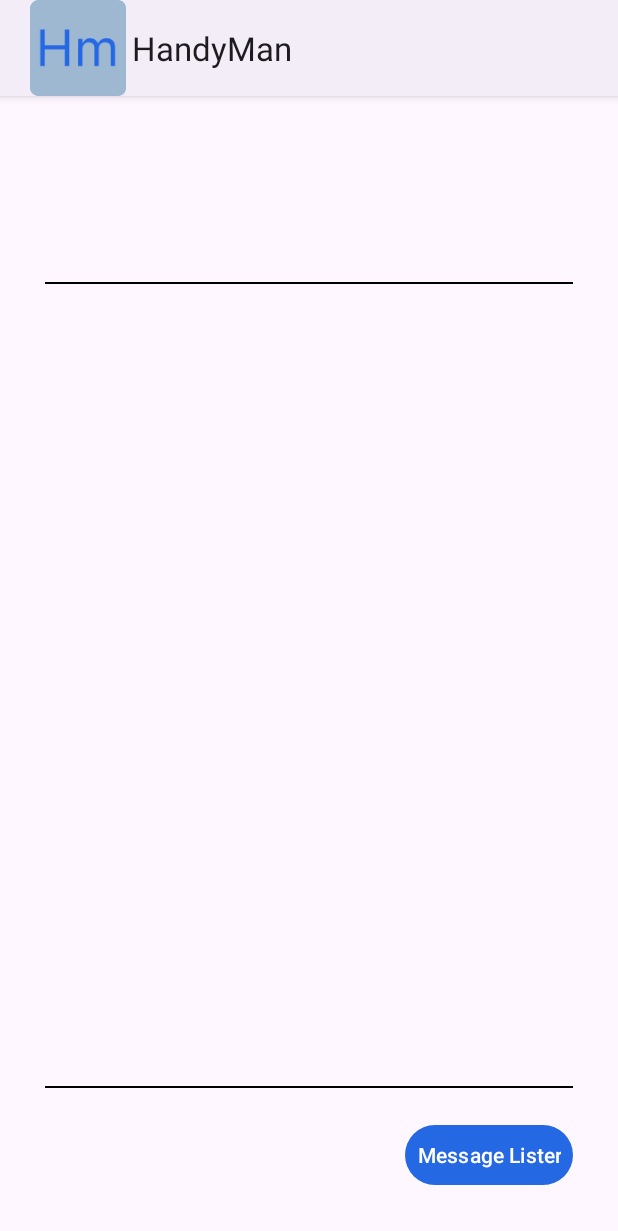
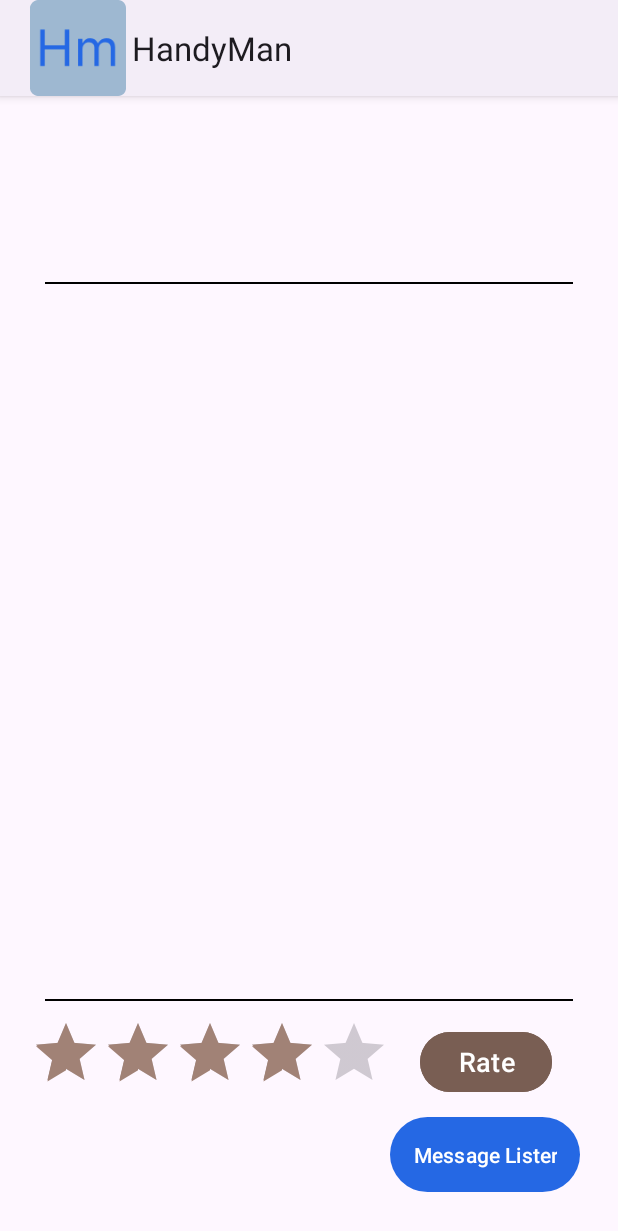
Before and after one commit to mgill1009/HandyManApp, an Android app: the JobActivity screen opened directly, with no data from a screen before it, on a phone screen of 412 x 824 dp. Shown: the top 1231 px of the screen. Run offline under Robolectric (Android 15) with nearby library versions, the phone set to English and light mode, and no system bars; our stand-ins replace Firebase (no records; nobody signed in at launch, a user with empty details on screens opened directly); 9 statements that could not run were skipped.

Commit message:
Implemened ratings - User can provide ratings for listings (expect for their own)

```diff
--- a/app/src/main/java/com/mg/handyman/Job.kt
+++ b/app/src/main/java/com/mg/handyman/Job.kt
@@ -13,5 +13,7 @@ data class Job(
     val description: String = "",
     val location: String = "Burnaby, BC",
     val pictureId: Int = R.drawable.job,
-    val uid: String = ""
+    val uid: String = "",
+    var rating: Double = 0.0,
+    var timesRated: Int = 0
 ): Parcelable
--- a/app/src/main/java/com/mg/handyman/JobActivity.kt
+++ b/app/src/main/java/com/mg/handyman/JobActivity.kt
@@ -9,10 +9,9 @@ import android.graphics.Color
 import android.os.Bundle
 import android.util.Log
 import android.view.Gravity
-import android.widget.Button
-import android.widget.LinearLayout
-import android.widget.TextView
+import android.widget.*
 import androidx.appcompat.app.AppCompatActivity
+import androidx.core.view.isVisible
 import com.google.firebase.auth.FirebaseAuth
 import com.google.firebase.auth.ktx.auth
 import com.google.firebase.firestore.ktx.firestore
@@ -31,11 +30,12 @@ class JobActivity : AppCompatActivity(), onDeleteListener {
     private lateinit var auth: FirebaseAuth
 
     private lateinit var lister: User
+    private lateinit var ratingBar: RatingBar
+    private lateinit var ratingButton: Button
     private val db = Firebase.firestore
 
     companion object{
         private const val TAG = "JobActivity"
-        val NAME_KEY = "NAME_KEY"
     }
 
     override fun onCreate(savedInstanceState: Bundle?) {
@@ -52,6 +52,8 @@ class JobActivity : AppCompatActivity(), onDeleteListener {
 
         Log.d(TAG, "Got ${model.title}")
 
+        ratingBar = findViewById(R.id.rating_bar)
+        ratingButton =  findViewById(R.id.rating_btn)
         titleTextView = findViewById(R.id.title_tv)
         descriptionTextView = findViewById(R.id.description_tv)
         infoTextView = findViewById(R.id.info_tv)
@@ -65,10 +67,34 @@ class JobActivity : AppCompatActivity(), onDeleteListener {
         serviceInfoTextView.text = serviceInfo
         descriptionTextView.text = model.description
 
-        // Hide the message lister button for user's own listings
+        ratingButton.setOnClickListener{
+            val numStars = ratingBar.rating
+            // update rating to the database
+            val updateQuery = db.collection("jobs").whereEqualTo("uid", model.uid)
+                .whereEqualTo("title", model.title).whereEqualTo("specialistName", model.specialistName)
+                .whereEqualTo("description", model.description)
+
+            val newRating = ((model.rating * model.timesRated) + numStars.toDouble()) / (model.timesRated + 1)
+            model.timesRated = model.timesRated + 1
+            model.rating = newRating
+
+            updateQuery.get().addOnCompleteListener { task ->
+                if (task.isSuccessful) {
+                    for (document in task.result!!) {
+                        document.reference.set(model)
+                    }
+                }
+            }
+            Toast.makeText(this, "Thank you for the rating!", Toast.LENGTH_SHORT).show()
+
+        }
+
+
+        // Hide the "Message Lister" button for user's own listings
         // Show 'Delete listing' option instead
+
         if(model.uid == auth.currentUser?.uid){
-            messageButton.text = "Remove Listing"
+            messageButton.text = getString(R.string.remove_listing)
 
             // set different background color
             messageButton.setBackgroundColor(Color.parseColor("#DA1B2B"))
@@ -83,6 +109,10 @@ class JobActivity : AppCompatActivity(), onDeleteListener {
                 val dialog = CustomDialogFragment()
                 dialog.show(supportFragmentManager, "my dialog")
             }
+
+            // Hide rating option for user's own listing
+            ratingBar.isVisible = false
+            ratingButton.isVisible = false
 
         }else{
             lister = User(model.specialistName, model.uid)
--- a/app/src/main/java/com/mg/handyman/UserPostActivity.kt
+++ b/app/src/main/java/com/mg/handyman/UserPostActivity.kt
@@ -99,6 +99,8 @@ class UserPostActivity : AppCompatActivity() {
             "location" to location,
             "phone" to phone,
             "pictureId" to spinner.selectedItem,
+            "rating" to 0,
+            "timesRated" to 0,
             "uid" to (auth.currentUser?.uid ?: "")
         )
 
--- a/app/src/main/res/layout/activity_job.xml
+++ b/app/src/main/res/layout/activity_job.xml
@@ -35,12 +35,32 @@
         android:layout_margin="10dp"
         android:background="@drawable/textview_border"
         android:layout_weight="1"/>
+    <LinearLayout
+        android:layout_width="match_parent"
+        android:layout_height="wrap_content"
+        android:orientation="horizontal">
+        <RatingBar
+            android:id="@+id/rating_bar"
+            android:layout_width="wrap_content"
+            android:layout_height="wrap_content"
+            android:rating="4"/>
+        <Button
+            android:id="@+id/rating_btn"
+            android:layout_width="wrap_content"
+            android:layout_height="wrap_content"
+            android:layout_marginStart="20dp"
+            android:layout_marginTop="6dp"
+            android:padding="5dp"
+            android:backgroundTint="@color/rating_button_color"
+            android:textSize="18sp"
+            android:text="@string/rate"/>
+    </LinearLayout>
     <Button
         android:id="@+id/messageLister_btn"
         android:layout_width="wrap_content"
         android:layout_height="wrap_content"
         android:layout_gravity="end"
-        android:layout_margin="10dp"
-        android:padding="8dp"
+        android:layout_margin="5dp"
+        android:padding="15dp"
         android:text="@string/message_lister"/>
 </LinearLayout>
--- a/app/src/main/res/values/colors.xml
+++ b/app/src/main/res/values/colors.xml
@@ -10,4 +10,5 @@
     <color name="left_message_item">#E2E2DF</color>
     <color name="right_message_item">#2568E4</color>
     <color name="user_post_button_color">#2568E4</color>
+    <color name="rating_button_color">#795E53</color>
 </resources>
--- a/app/src/main/res/values/strings.xml
+++ b/app/src/main/res/values/strings.xml
@@ -38,4 +38,6 @@
     <string name="all_listings">All Listings</string>
     <string name="my_listings">My Listings</string>
     <string name="search_hint">e.g. Plumber</string>
+    <string name="rate">Rate</string>
+    <string name="remove_listing">Remove Listing</string>
 </resources>
```
Also changed, not shown: app/src/main/java/com/mg/handyman/MainActivity.kt (+12 -4 lines), app/src/main/res/layout/job_list_item.xml (+21 -2 lines).
